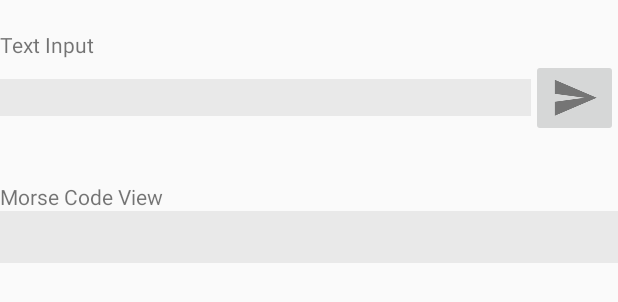
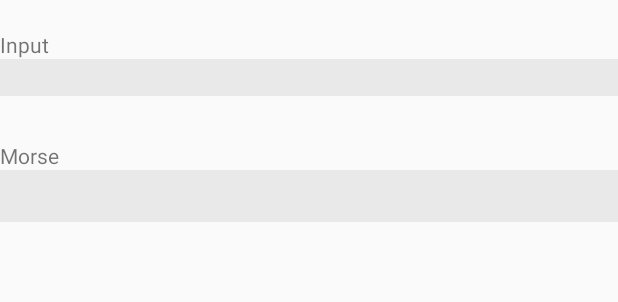
Before and after one commit to Kardzhilov/Mappe3s300378, an Android app: the layout activity_main.xml on its own in the app's theme, with its tools: preview values and no code run, on a phone screen of 412 x 824 dp. Shown: the top 302 px of the screen. Run offline under Robolectric (Android 15) with nearby library versions, the phone set to English and light mode, and no system bars.

```diff
--- a/app/src/main/res/layout/activity_main.xml
+++ b/app/src/main/res/layout/activity_main.xml
@@ -27,31 +27,16 @@
                     android:layout_height="wrap_content"
                     android:text="@string/vInput" />
 
-                <LinearLayout
+                <EditText
+                    android:id="@+id/plainText"
                     android:layout_width="match_parent"
-                    android:layout_height="match_parent"
-                    android:gravity="center"
-                    android:orientation="horizontal">
+                    android:layout_height="wrap_content"
+                    android:layout_weight="100"
+                    android:background="@color/bTint"
+                    android:digits=" .,?'!/():;=+-_$@0123456789abcdefghijklmnopqrstuvwxyzæøåABCDEFGHIJKLMNOPQRSTUVWXYZÆØÅ"
+                    android:ems="10"
+                    android:inputType="text|textMultiLine" />
 
-                    <EditText
-                        android:id="@+id/plainText"
-                        android:layout_width="wrap_content"
-                        android:layout_height="wrap_content"
-                        android:layout_weight="100"
-                        android:background="@color/bTint"
-                        android:ems="10"
-                        android:inputType="text|textMultiLine"
-                        android:digits=" .,?'!/():;=+-_$@0123456789abcdefghijklmnopqrstuvwxyzæøåABCDEFGHIJKLMNOPQRSTUVWXYZÆØÅ" />
-
-                    <ImageButton
-                        android:id="@+id/bSend"
-                        android:layout_width="wrap_content"
-                        android:layout_height="wrap_content"
-                        android:layout_weight="1"
-                        android:onClick="sButton"
-                        app:srcCompat="@drawable/icon_send" />
-
-                </LinearLayout>
             </LinearLayout>
 
             <TextView
--- a/app/src/main/res/values/strings.xml
+++ b/app/src/main/res/values/strings.xml
@@ -3,8 +3,13 @@
 
     <!-- HomeScreen -->
     <string name="button_settings">Settings</string>
-    <string name="vOutput">Morse Code View</string>
-    <string name="vInput">Text Input</string>
+    <string name="button_transmit">Transmit</string>
+    <string name="button_clear">Clear</string>
+    <string name="button_info">Info</string>
+    <string name="toast_empty">Please fill in some text to transmit.</string>
+    <string name="vOutput">Morse</string>
+    <string name="vInput">Input</string>
+    <string name="emptyTitle"></string>
 
     <!-- Settings -->
     <string name="settings_screen">Settings</string>
```
Also changed, not shown: app/src/main/AndroidManifest.xml (+8 -5 lines), app/src/main/java/com/example/micha/mappe3s300378/InfoDisplay.java (added, +13 -0 lines), app/src/main/java/com/example/micha/mappe3s300378/MainActivity.java (+43 -9 lines), app/src/main/res/layout/activity_info_display.xml (added, +9 -0 lines), app/src/main/res/menu/home_screen_menu.xml (+15 -0 lines), app/src/main/res/drawable-hdpi/icon_clear.png (added), app/src/main/res/drawable-mdpi/icon_clear.png (added), app/src/main/res/drawable-xhdpi/icon_clear.png (added), app/src/main/res/drawable-xxhdpi/icon_clear.png (added).
